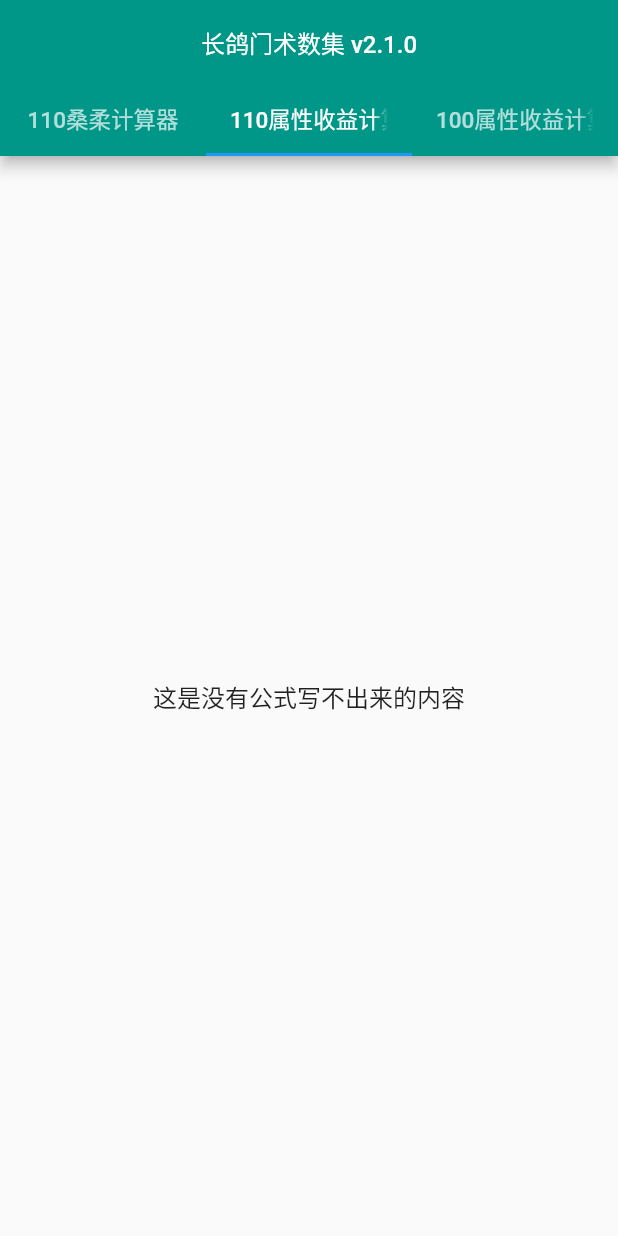
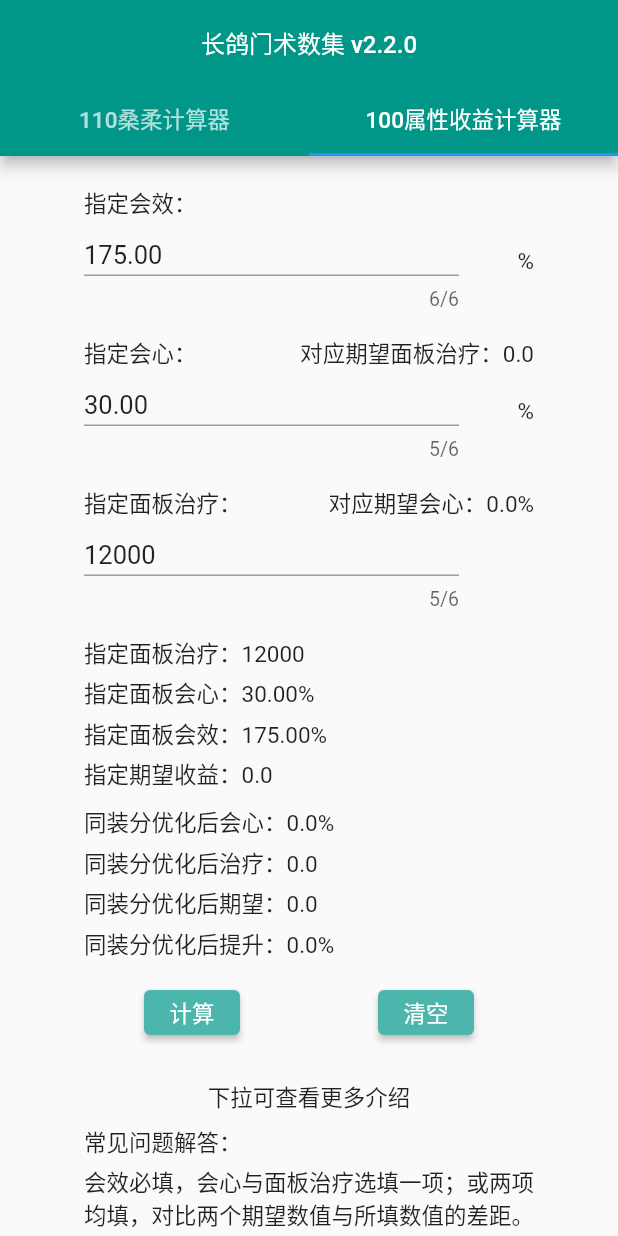
Before and after one commit to Ricardo2001ZG/changgeshushu, a Flutter app: the screen it shows after launch, tab 2 chosen, on a phone screen of 412 x 824 dp. Run offline on Flutter 3.47's test engine with Material 2 defaults, Android fonts, the phone set to English and light mode, and no system bars; missing offline and left inert: common_utils.

Commit message:
Released: v2.2.0
Desc:
(1)屏蔽了无效的空白计算器
(2)修改部分命名

```diff
--- a/lib/main.dart
+++ b/lib/main.dart
@@ -14,7 +14,7 @@ class _ChangGeShuShuRouteState extends State<ChangGeShuShuRoute> {
     return MaterialApp(
       initialRoute:"/main",
       routes:{
-        "/main":(context) => ChanggeShushuMain(),
+        "/main":(context) => ChangGeShuShuMain(),
       },
     );
   }
@@ -267,13 +267,13 @@ class _SangRouCalcMainState extends State<SangRouCalcMain> {
 }
 
 // 100治疗收益计算
-class Jx3CalcOfGuguguMain extends StatefulWidget {
-  Jx3CalcOfGuguguMain ({Key key}) : super(key : key);
+class Jx3CalcOfGuGuGuMain extends StatefulWidget {
+  Jx3CalcOfGuGuGuMain ({Key key}) : super(key : key);
   @override
-  _Jx3CalcOfGuguguMainState createState() =>  _Jx3CalcOfGuguguMainState();
+  _Jx3CalcOfGuGuGuMainState createState() =>  _Jx3CalcOfGuGuGuMainState();
 }
 
-class _Jx3CalcOfGuguguMainState extends State<Jx3CalcOfGuguguMain> {
+class _Jx3CalcOfGuGuGuMainState extends State<Jx3CalcOfGuGuGuMain> {
   TextEditingController _aController;
   TextEditingController _cController;
   TextEditingController _hController;
@@ -580,18 +580,18 @@ class _Jx3CalcOfGuguguMainState extends State<Jx3CalcOfGuguguMain> {
 }
 
 // 主页面实现
-class ChanggeShushuMain extends StatefulWidget {
-  ChanggeShushuMain ({Key key}) : super(key : key);
+class ChangGeShuShuMain extends StatefulWidget {
+  ChangGeShuShuMain ({Key key}) : super(key : key);
   @override
-  _ChanggeShushuMainState createState() =>  _ChanggeShushuMainState();
+  _ChangGeShuShuMainState createState() =>  _ChangGeShuShuMainState();
 }
 
-class _ChanggeShushuMainState extends State<ChanggeShushuMain> with SingleTickerProviderStateMixin{
+class _ChangGeShuShuMainState extends State<ChangGeShuShuMain> with SingleTickerProviderStateMixin{
   TabController _tabController;
 
   void initState() {
     super.initState();
-    _tabController = TabController(vsync: this,length: 3);
+    _tabController = TabController(vsync: this,length: 2);
   }
 
   void dispose() {
@@ -618,7 +618,7 @@ class _ChanggeShushuMainState extends State<ChanggeShushuMain> with SingleTicker
           backgroundColor: Color(0xff009688),
           title: Center(
             child: Text(
-              "长鸽门术数集 v2.1.0",
+              "长鸽门术数集 v2.2.0",
               textAlign: TextAlign.center,
               style: TextStyle(fontSize: 16, color: Color(0xffffffff)),
             ),
@@ -626,7 +626,7 @@ class _ChanggeShushuMainState extends State<ChanggeShushuMain> with SingleTicker
           bottom: TabBar(
             tabs: <Widget>[
               Tab(text: "110桑柔计算器"),
-              Tab(text: "110属性收益计算器"),
+              // Tab(text: "110属性收益计算器"),
               Tab(text: "100属性收益计算器"),
             ],
             controller: _tabController,  // 记得要带上tabController
@@ -638,6 +638,7 @@ class _ChanggeShushuMainState extends State<ChanggeShushuMain> with SingleTicker
             Center(
                 child: SangRouCalcMain(),
             ),
+            /*
             Center(
                 child: Text(
                   "这是没有公式写不出来的内容",
@@ -645,8 +646,9 @@ class _ChanggeShushuMainState extends State<ChanggeShushuMain> with SingleTicker
                   style: TextStyle(fontSize: 16,),
                 ),
             ),
+            */
             Center(
-                child: Jx3CalcOfGuguguMain(),
+                child: Jx3CalcOfGuGuGuMain(),
             ),
           ],
         ),
```
Also changed, not shown: 1 other file.
